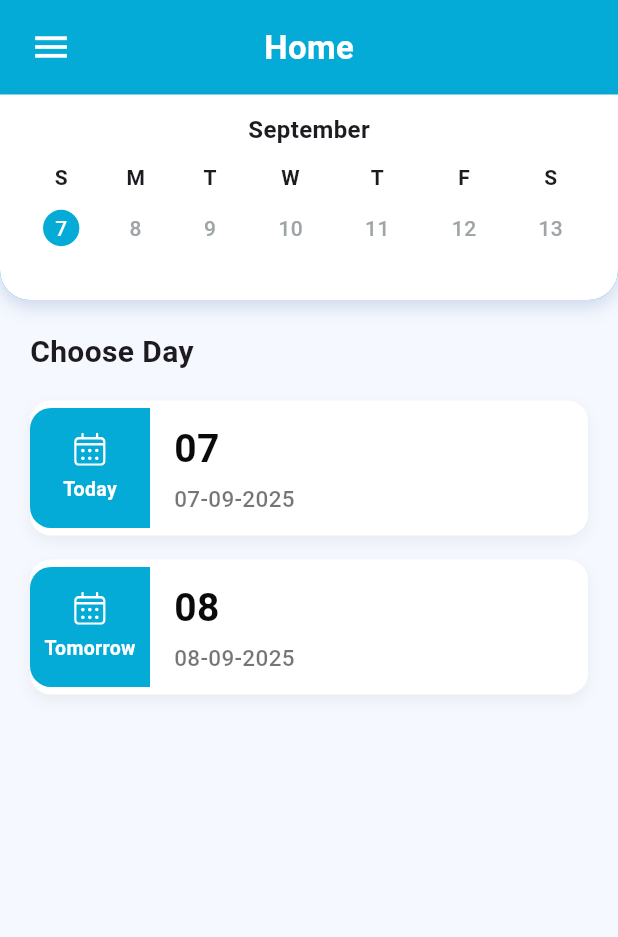
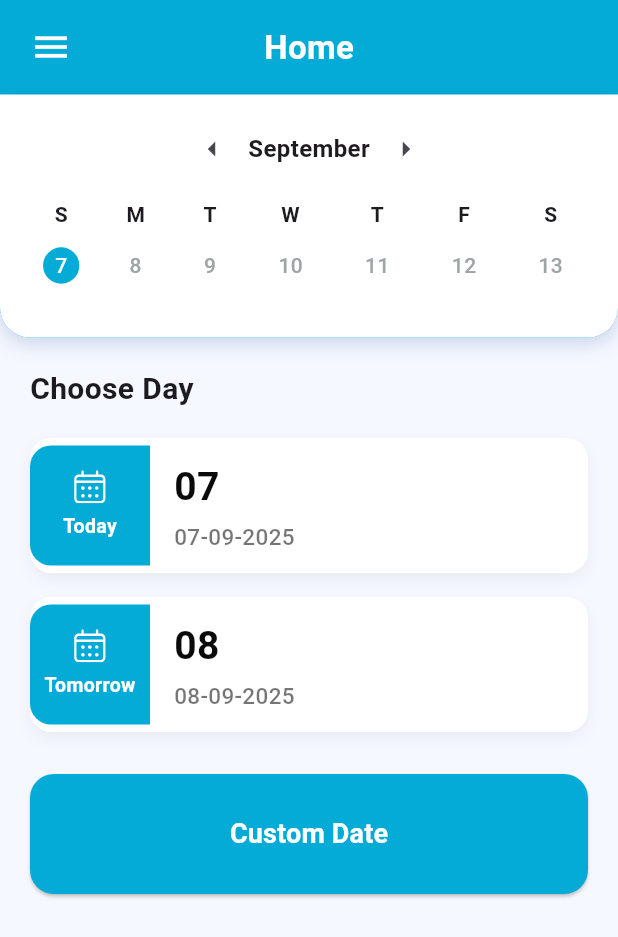
Before and after one commit to LinaMassoud/driver, a Flutter app: the HomePage screen opened directly, on a phone screen of 412 x 824 dp. Shown: the top 937 px of the screen. Run offline on Flutter 3.47's test engine with Material 3 defaults, Android fonts, the phone set to English and light mode, and no system bars; our stand-ins replace flutter_riverpod, flutter_secure_storage, flutter_svg, geolocator; accounts and stored records are empty.

Commit message:
add button

```diff
--- a/lib/screens/homescreen.dart
+++ b/lib/screens/homescreen.dart
@@ -59,7 +59,7 @@
                     padding: const EdgeInsets.symmetric(
                       vertical: 12,
                       horizontal: 16,
-                    ), // added horizontal padding
+                    ), // horizontal padding
                     decoration: BoxDecoration(
                       color: Colors.white,
                       borderRadius: const BorderRadius.only(
@@ -77,12 +77,30 @@
                     ),
                     child: Column(
                       children: [
+                        // Month row with arrows
+                        Row(
+                          mainAxisAlignment: MainAxisAlignment.center,
+                          children: [
+                            IconButton(
+                              icon: const Icon(Icons.arrow_left),
+                              onPressed: () {
+                                // TODO: Implement previous month action
+                              },
+                            ),
                             Text(
                               DateFormat("MMMM").format(today), // current month
                               style: const TextStyle(
                                 fontSize: 16,
                                 fontWeight: FontWeight.w600,
                               ),
+                            ),
+                            IconButton(
+                              icon: const Icon(Icons.arrow_right),
+                              onPressed: () {
+                                // TODO: Implement next month action
+                              },
+                            ),
+                          ],
                         ),
                         const SizedBox(height: 10),
                         // 🔥 Dynamic week row
@@ -138,6 +156,39 @@
               day: DateFormat("dd").format(tomorrow),
               date: dateFormatter.format(tomorrow),
             ),
+            const SizedBox(height: 20),
+
+            // Custom Date Button
+            Padding(
+              padding: const EdgeInsets.symmetric(horizontal: 20),
+              child: SizedBox(
+                width: double.infinity, // match DateCard width
+                height: 80, // match DateCard height
+                child: ElevatedButton(
+                  onPressed: () {
+                    // TODO: Implement custom date action
+                  },
+                  style: ElevatedButton.styleFrom(
+                    backgroundColor: const Color(
+                      0xFF05ABD7,
+                    ), // same blue as header
+                    shape: RoundedRectangleBorder(
+                      borderRadius: BorderRadius.circular(
+                        16,
+                      ), // similar to DateCard
+                    ),
+                  ),
+                  child: const Text(
+                    "Custom Date",
+                    style: TextStyle(
+                      color: Colors.white,
+                      fontSize: 18,
+                      fontWeight: FontWeight.bold,
+                    ),
+                  ),
+                ),
+              ),
+            ),
           ],
         ),
       ),
```
Lines whose indentation alone changed are shown as unchanged.
